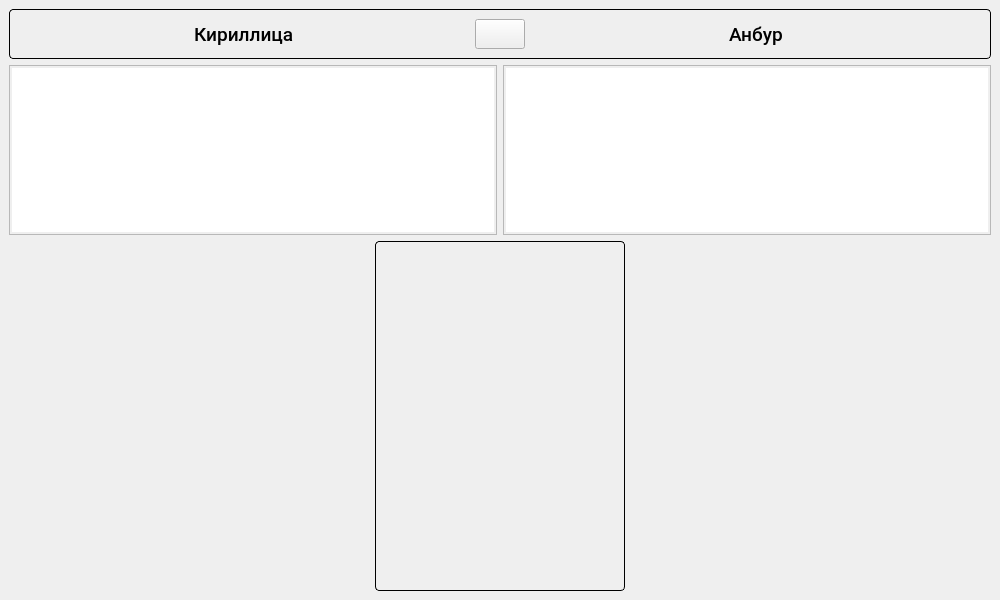
xtern0o/anbur, file source/ui/design.ui: the form before one commit.
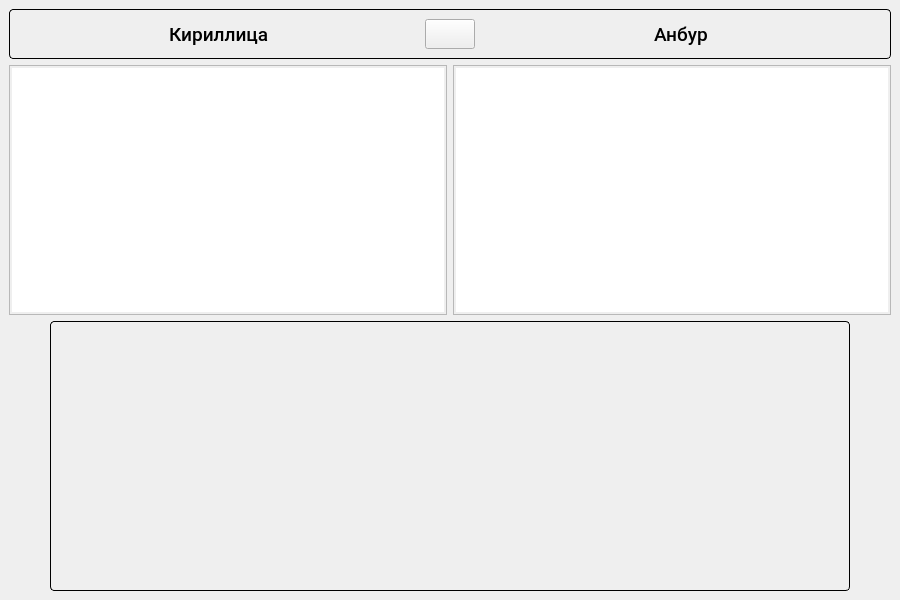
The form after the commit. Icons and pictures are not drawn.

Commit message: refactored: keyboard size

Diff of the .ui file:
```diff
--- a/source/ui/design.ui
+++ b/source/ui/design.ui
@@ -6,13 +6,13 @@
    <rect>
     <x>0</x>
     <y>0</y>
-    <width>1000</width>
+    <width>900</width>
     <height>600</height>
    </rect>
   </property>
   <property name="minimumSize">
    <size>
-    <width>1000</width>
+    <width>900</width>
     <height>600</height>
    </size>
   </property>
@@ -50,8 +50,8 @@
      <widget class="QFrame" name="frame_2">
       <property name="minimumSize">
        <size>
-        <width>250</width>
-        <height>350</height>
+        <width>800</width>
+        <height>270</height>
        </size>
       </property>
       <property name="frameShape">
```
The commit also changes 2 other files.
